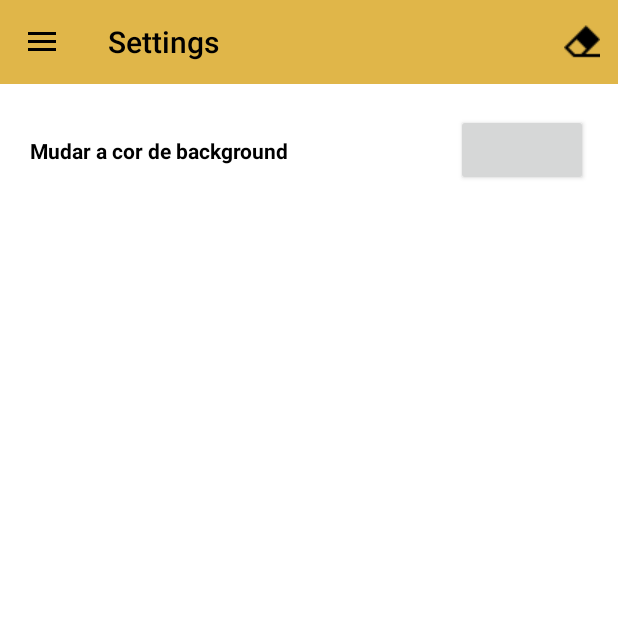
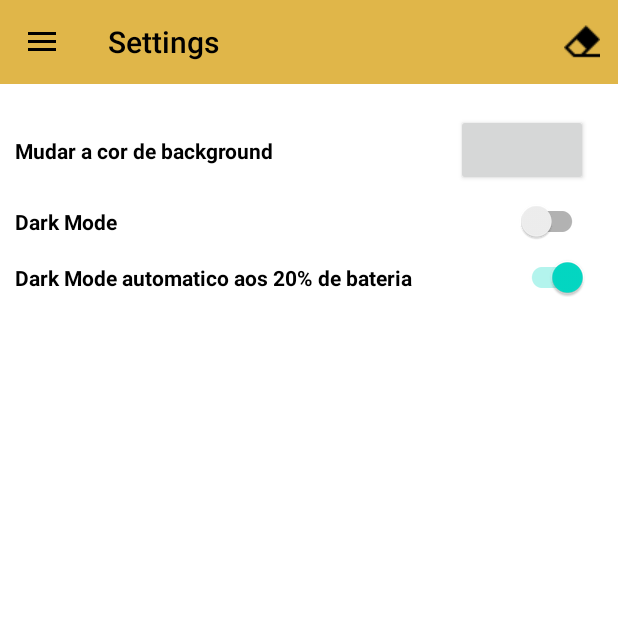
Before and after one commit to DuarteOlival99/Paint-grupo8, an Android app: the screen it shows after launch (MainActivity), in the side drawer, after a tap on "Settings", on a phone screen of 412 x 824 dp, the top half of it. Run offline under Robolectric (Android 15) with nearby library versions, the phone set to English and light mode, and no system bars; our stand-ins replace ButterKnife; libraries missing offline, so code that uses them is left out: yuku.ambilwarna; plain views replace FancyButton; 1 statement that could not run was skipped.

Commit message:
darkMode a poder ser ativado quando o user quiser e escolher se pretende automatico com a bateria ou nao

```diff
--- a/app/src/main/java/com/example/paint/data/local/list/ListStorage.kt
+++ b/app/src/main/java/com/example/paint/data/local/list/ListStorage.kt
@@ -19,6 +19,9 @@ class ListStorage private constructor() {
     private var drawCircle = false
     private var drawTriangle = false
     private var drawSquare = false
+
+    private var darkModeBoolean = false
+    private var darkModeAutomatico = true
 
     companion object {
 
@@ -121,4 +124,20 @@ class ListStorage private constructor() {
         drawSquare = b
     }
 
+    fun setDarkModeBoolean(b: Boolean) {
+        darkModeBoolean = b
+    }
+
+    fun getDarkModeBoolean() : Boolean {
+        return darkModeBoolean
+    }
+
+    fun setDarkModeAutomatico(b: Boolean) {
+        darkModeAutomatico = b
+    }
+
+    fun getDarkModeAutomatico(): Boolean {
+        return darkModeAutomatico
+    }
+
 }
--- a/app/src/main/java/com/example/paint/data/sensors/battery/Battery.kt
+++ b/app/src/main/java/com/example/paint/data/sensors/battery/Battery.kt
@@ -1,17 +1,21 @@
 package com.example.paint.data.sensors.battery
 
+import android.app.AlertDialog
 import android.content.Context
 import android.content.Intent
 import android.content.IntentFilter
 import android.os.BatteryManager
 import android.os.Handler
 import android.util.Log
+import android.widget.Toast
 import androidx.appcompat.app.AppCompatDelegate
+import com.example.paint.data.local.list.ListStorage
 
 class Battery private constructor(private val context: Context) : Runnable {
 
     private val TAG = Battery::class.java.simpleName
-    private val TIME_BETWEEN_UPDATES = 2000L
+    private var TIME_BETWEEN_UPDATES = 2000L
+    private val storage = ListStorage.getInstance()
 
     companion object {
 
@@ -28,7 +32,6 @@ class Battery private constructor(private val context: Context) : Runnable {
 
     private fun start() {
         handler.postDelayed(this, TIME_BETWEEN_UPDATES)
-
     }
 
     private fun getBaterryCurrentNow() : Double {
@@ -45,15 +48,11 @@ class Battery private constructor(private val context: Context) : Runnable {
         val batteryPct = level / scale.toDouble()
         val batLevel = (batteryPct * 100).toInt()
 
-        if (batLevel <= 20){
-            Log.i("level", batLevel.toString())
+        if (batLevel <= 20 && storage.getDarkModeAutomatico()){
             AppCompatDelegate.setDefaultNightMode(
                 AppCompatDelegate.MODE_NIGHT_YES
             )
-        } else{
-            AppCompatDelegate.setDefaultNightMode(
-                AppCompatDelegate.MODE_NIGHT_NO
-            )
+            storage.setDarkModeBoolean(true)
         }
 
         return batLevel.toDouble()
--- a/app/src/main/java/com/example/paint/ui/activities/SplashActivity.kt
+++ b/app/src/main/java/com/example/paint/ui/activities/SplashActivity.kt
@@ -1,27 +1,38 @@
 package com.example.paint.ui.activities
 
 import android.content.Intent
+import android.content.IntentFilter
 import android.graphics.Color
+import android.os.BatteryManager
 import androidx.appcompat.app.AppCompatActivity
 import android.os.Bundle
 import android.os.Handler
 import android.preference.PreferenceManager
 import android.util.Log
+import androidx.appcompat.app.AppCompatDelegate
 import androidx.lifecycle.ViewModelProviders
 import com.example.paint.R
 import com.example.paint.domain.project.MainActivity
+import com.example.paint.ui.viewmodels.viewmodels.PaintViewModel
+import com.example.paint.ui.viewmodels.viewmodels.SettingsViewModel
 import com.example.paint.ui.viewmodels.viewmodels.SplashScreenViewModel
 import kotlinx.android.synthetic.main.settings_fragment.*
 import kotlin.properties.Delegates
 
 class SplashActivity : AppCompatActivity() {
     lateinit var viewModel: SplashScreenViewModel
+    lateinit var viewModelSettings: SettingsViewModel
     private var mDefaultColor = Color.WHITE
 
     override fun onCreate(savedInstanceState: Bundle?) {
         super.onCreate(savedInstanceState)
         setContentView(R.layout.activity_splash)
         viewModel = ViewModelProviders.of(this).get(SplashScreenViewModel::class.java)
+        viewModelSettings = ViewModelProviders.of(this).get(SettingsViewModel::class.java)
+
+        if(viewModelSettings.getDarkModeAutomatico()){
+            verificaBateria()
+        }
 
         val pref = PreferenceManager.getDefaultSharedPreferences(baseContext)
         pref.apply {
@@ -48,4 +59,28 @@ class SplashActivity : AppCompatActivity() {
             finish()
         }, duration)
     }
+
+    fun verificaBateria(){
+        val iFilter = IntentFilter(Intent.ACTION_BATTERY_CHANGED)
+        val batteryStatus = this.registerReceiver(null, iFilter)
+        val level = batteryStatus?.getIntExtra(
+            BatteryManager.EXTRA_LEVEL,
+            -1
+        ) ?: -1
+        val scale = batteryStatus?.getIntExtra(
+            BatteryManager.EXTRA_SCALE,
+            -1
+        ) ?: -1
+        val batteryPct = level / scale.toDouble()
+        val batLevel = (batteryPct * 100).toInt()
+
+        if (batLevel <= 20 && !viewModelSettings.getDarkModeBoolean()){
+            Log.i("level", batLevel.toString())
+            AppCompatDelegate.setDefaultNightMode(
+                AppCompatDelegate.MODE_NIGHT_YES
+            )
+            viewModelSettings.setDarkModeBoolean(true)
+        }
+    }
+
 }
--- a/app/src/main/java/com/example/paint/ui/viewmodels/logic/SettingsLogic.kt
+++ b/app/src/main/java/com/example/paint/ui/viewmodels/logic/SettingsLogic.kt
@@ -14,5 +14,21 @@ class SettingsLogic() {
         return storage.getBackgroundColor()
     }
 
+    fun setDarkModeBoolean(b: Boolean) {
+        storage.setDarkModeBoolean(b)
+    }
+
+    fun getDarkModeBoolean() : Boolean {
+        return storage.getDarkModeBoolean()
+    }
+
+    fun setDarkModeAutomatico(b: Boolean) {
+        storage.setDarkModeAutomatico(b)
+    }
+
+    fun getDarkModeAutomatico(): Boolean {
+        return storage.getDarkModeAutomatico()
+    }
+
 
 }
--- a/app/src/main/java/com/example/paint/ui/viewmodels/viewmodels/SettingsViewModel.kt
+++ b/app/src/main/java/com/example/paint/ui/viewmodels/viewmodels/SettingsViewModel.kt
@@ -12,6 +12,21 @@ class SettingsViewModel ( application: Application ) : AndroidViewModel (applica
         settingsLogic.setBackgroundColor(mDefaultColor)
     }
 
+    fun setDarkModeBoolean(b: Boolean) {
+        settingsLogic.setDarkModeBoolean(b)
+    }
+
+    fun getDarkModeBoolean(): Boolean {
+        return settingsLogic.getDarkModeBoolean()
+    }
+
+    fun setDarkModeAutomatico(b: Boolean) {
+        settingsLogic.setDarkModeAutomatico(b)
+    }
+
+    fun getDarkModeAutomatico(): Boolean {
+        return settingsLogic.getDarkModeAutomatico()
+    }
 
 
 }
--- a/app/src/main/res/layout/fragment_about.xml
+++ b/app/src/main/res/layout/fragment_about.xml
@@ -27,7 +27,7 @@
                 android:text="@string/grupo_8"
                 android:textSize="20sp"
                 android:textStyle="bold"
-                android:textColor="@color/colorPrimary"
+                android:textColor="@color/aboutTitle"
                 app:layout_constraintLeft_toLeftOf="parent"
                 app:layout_constraintRight_toRightOf="parent"
                 app:layout_constraintTop_toTopOf="parent"/>
--- a/app/src/main/res/layout/settings_fragment.xml
+++ b/app/src/main/res/layout/settings_fragment.xml
@@ -24,7 +24,7 @@
             android:textColor="@color/textColor"
             android:textStyle="bold"
             app:autoSizeTextType="uniform"
-            android:layout_marginStart="20dp"
+            android:layout_marginStart="10dp"
             app:layout_constraintStart_toStartOf="parent"
             app:layout_constraintTop_toTopOf="@+id/settings_button_change_color"
             app:layout_constraintBottom_toBottomOf="@+id/settings_button_change_color"
@@ -53,37 +53,83 @@
             app:layout_constraintRight_toRightOf="parent"
             app:layout_constraintTop_toTopOf="parent" />
 
+
+        <LinearLayout
+            android:id="@+id/darkMode"
+            android:layout_weight="1"
+            android:layout_width="match_parent"
+            android:layout_height="0dp"
+            app:layout_constraintTop_toBottomOf="@+id/settings_button_change_color"
+            android:paddingTop="10dp">
+
+            <androidx.constraintlayout.widget.ConstraintLayout
+                android:layout_width="match_parent"
+                android:layout_height="match_parent">
+
+                <TextView
+                    android:id="@+id/textDark"
+                    android:layout_width="wrap_content"
+                    android:layout_height="wrap_content"
+                    android:text="@string/dark_mode"
+                    android:layout_marginStart="10dp"
+                    android:textColor="@color/textColor"
+                    android:textStyle="bold"
+                    app:autoSizeTextType="uniform"
+                    app:layout_constraintBottom_toBottomOf="parent"
+                    app:layout_constraintStart_toStartOf="parent"
+                    app:layout_constraintTop_toTopOf="parent" />
+
+                <androidx.appcompat.widget.SwitchCompat
+                    android:id="@+id/switchButtondark"
+                    android:layout_width="wrap_content"
+                    android:layout_height="wrap_content"
+                    android:layout_marginEnd="20dp"
+                    android:buttonTint="@color/colorAccent"
+                    app:layout_constraintBottom_toBottomOf="parent"
+                    app:layout_constraintEnd_toEndOf="parent"
+                    app:layout_constraintTop_toTopOf="parent" />
+            </androidx.constraintlayout.widget.ConstraintLayout>
+        </LinearLayout>
+
+        <LinearLayout
+            android:id="@+id/darkModeAutomatico"
+            android:layout_weight="1"
+            android:layout_width="match_parent"
+            android:layout_height="0dp"
+            app:layout_constraintTop_toBottomOf="@+id/darkMode"
+            android:paddingTop="10dp"
+            >
+            <androidx.constraintlayout.widget.ConstraintLayout
+                android:layout_width="match_parent"
+                android:layout_height="match_parent">
+
+                <TextView
+                    android:id="@+id/textDarkAutomatico"
+                    android:layout_width="wrap_content"
+                    android:layout_height="wrap_content"
+                    android:text="@string/dark_mode_automatico_aos_20_de_bateria"
+                    android:layout_marginStart="10dp"
+                    android:textColor="@color/textColor"
+                    android:textStyle="bold"
+                    app:autoSizeTextType="uniform"
+                    app:layout_constraintBottom_toBottomOf="parent"
+                    app:layout_constraintStart_toStartOf="parent"
+                    app:layout_constraintTop_toTopOf="parent" />
+
+                <androidx.appcompat.widget.SwitchCompat
+                    android:id="@+id/switchButtondarkAutomatico"
+                    android:layout_width="wrap_content"
+                    android:layout_height="wrap_content"
+                    android:layout_marginEnd="20dp"
+                    android:buttonTint="@color/colorAccent"
+                    app:layout_constraintBottom_toBottomOf="parent"
+                    app:layout_constraintEnd_toEndOf="parent"
+                    app:layout_constraintTop_toTopOf="parent" />
+            </androidx.constraintlayout.widget.ConstraintLayout>
+        </LinearLayout>
+
+
     </androidx.constraintlayout.widget.ConstraintLayout>
 
-    <!--
-    <ImageView
-        android:id="@+id/image_select_color"
-        android:layout_width="350dp"
-        android:layout_height="350dp"
-        android:src="@drawable/image_color"
-        />
-
-    <View
-        android:id="@+id/color_view"
-        android:layout_width="match_parent"
-        android:layout_height="100dp"/>
-
-    <TextView
-        android:id="@+id/result_tv"
-        android:layout_width="match_parent"
-        android:layout_height="wrap_content"
-        android:text="HEX: \nRGB"
-        android:textColor="#000000"
-        android:textSize="18sp"/>
-
-    <TextView
-        android:id="@+id/text_view_settings"
-        android:layout_height="wrap_content"
-        android:layout_width="wrap_content"
-        android:gravity="center"
-        android:textSize="20sp"
-        android:text="Settings" />
-
-        -->
 
 </LinearLayout>
--- a/app/src/main/res/values-night/colors.xml
+++ b/app/src/main/res/values-night/colors.xml
@@ -13,6 +13,7 @@
     <color name="splashColor">#000000</color>
     <color name="background">#8F2C2C2C</color>
     <color name="textColor">#FFFFFF</color>
+    <color name="aboutTitle">#E0B649</color>
 
     <color name="grey">#919191</color>
     <color name="yellow">#FFEB3B</color>
--- a/app/src/main/res/values/colors.xml
+++ b/app/src/main/res/values/colors.xml
@@ -13,6 +13,7 @@
     <color name="splashColor">#FDFDFE</color>
     <color name="background">#FFFFFF</color>
     <color name="textColor">#000000</color>
+    <color name="aboutTitle">#E0B649</color>
 
     <color name="grey">#919191</color>
     <color name="yellow">#FFEB3B</color>
--- a/app/src/main/res/values/strings.xml
+++ b/app/src/main/res/values/strings.xml
@@ -45,5 +45,7 @@
     <string name="atual">Atual:</string>
     <string name="cor_canvas_alterada">Cor do Canvas Alterada</string>
     <string name="cor_pincel_alterada">Cor Pincel Alterada</string>
+    <string name="dark_mode">Dark Mode</string>
+    <string name="dark_mode_automatico_aos_20_de_bateria">Dark Mode automatico aos 20% de bateria</string>
 
 </resources>
```
Also changed, not shown: app/src/main/AndroidManifest.xml (+8 -5 lines), app/src/main/java/com/example/paint/ui/fragments/SettingsFragment.kt (+29 -14 lines).
